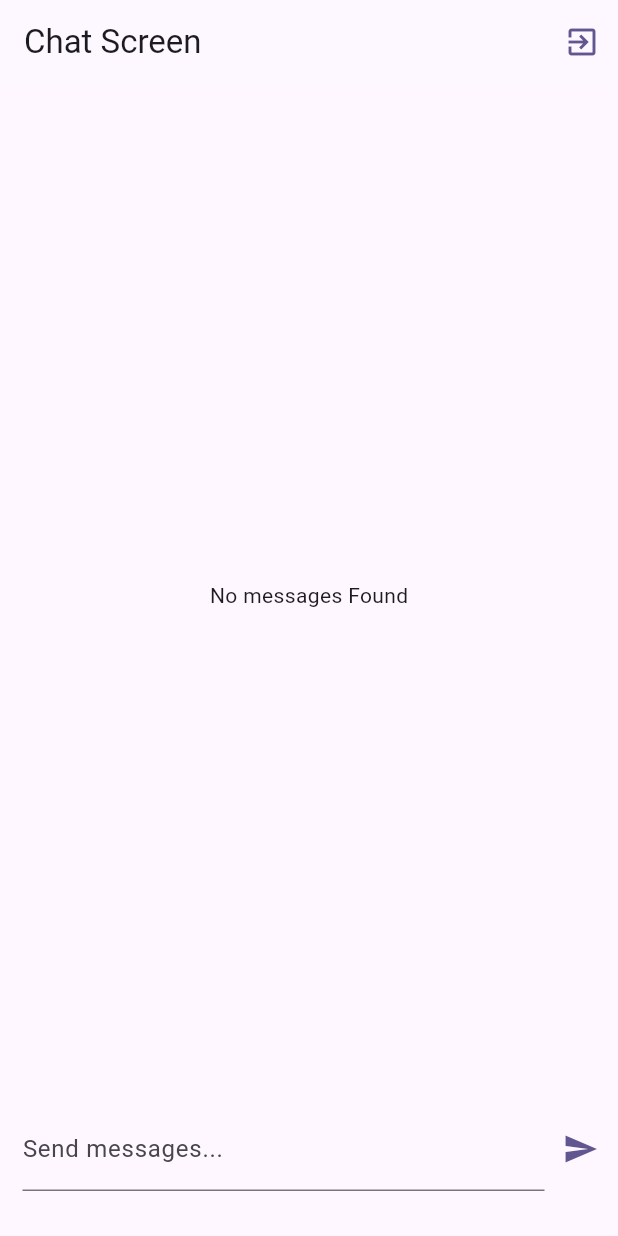
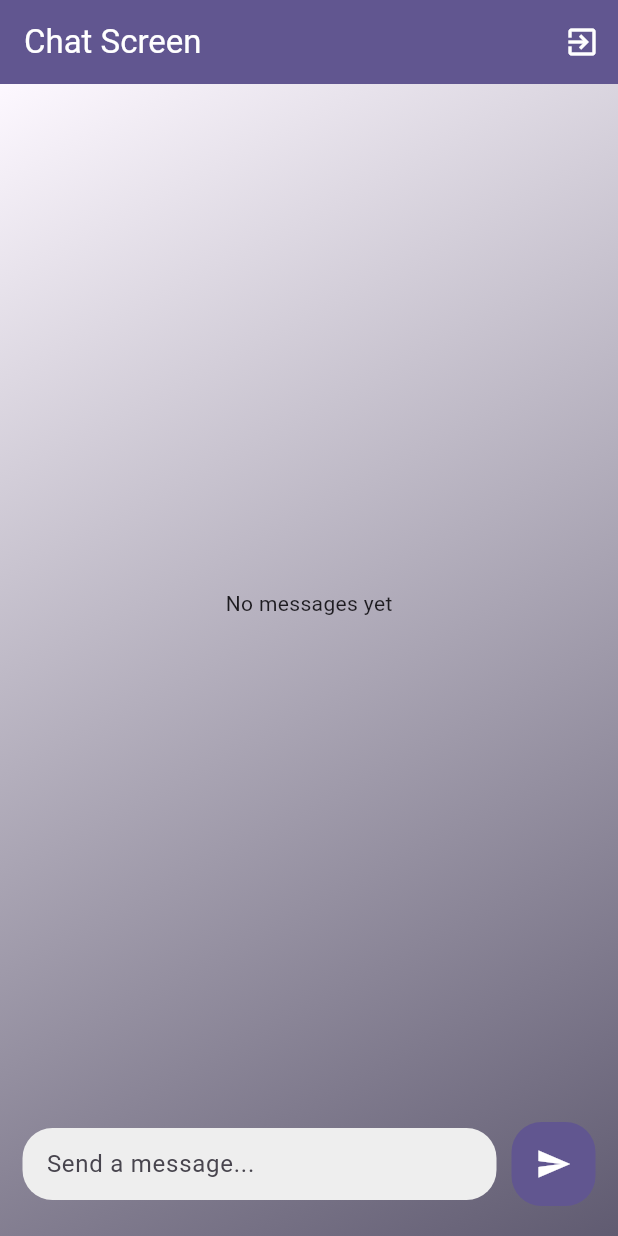
Before and after one commit to sanskarfcb/chat_app, a Flutter app: the screen it shows once a user with an empty profile is signed in, after a tap on the "send" icon, on a phone screen of 412 x 824 dp. Run offline on Flutter 3.47's test engine with Material 3 defaults, Android fonts, the phone set to English and light mode, and no system bars; our stand-ins replace cloud_firestore, firebase_auth, firebase_core, firebase_messaging, firebase_storage, image_picker; accounts and stored records are empty.

Commit message:
edited and updated some ui features

```diff
--- a/lib/Screen/auth.dart
+++ b/lib/Screen/auth.dart
@@ -26,7 +26,7 @@ class _AuthScreenState extends State<AuthScreen> {
   void _sumit() async {
     final isValid = _form.currentState!.validate();
 
-    if (!isValid || !_isLogin && _selecedImage == null) {
+    if (!isValid || (!_isLogin && _selecedImage == null)) {
       return;
     }
     _form.currentState!.save();
@@ -73,8 +73,19 @@ class _AuthScreenState extends State<AuthScreen> {
   @override
   Widget build(BuildContext context) {
     return Scaffold(
-      backgroundColor: Theme.of(context).colorScheme.primary,
-      body: Center(
+      // Gradient background
+      body: Container(
+        decoration: BoxDecoration(
+          gradient: LinearGradient(
+            colors: [
+              Colors.deepPurpleAccent, // Start color
+              Colors.purpleAccent, // End color
+            ],
+            begin: Alignment.topLeft,
+            end: Alignment.bottomRight,
+          ),
+        ),
+        child: Center(
           child: SingleChildScrollView(
             child: Column(
               mainAxisAlignment: MainAxisAlignment.center,
@@ -91,6 +102,10 @@ class _AuthScreenState extends State<AuthScreen> {
                 ),
                 Card(
                   margin: const EdgeInsets.all(20),
+                  shape: RoundedRectangleBorder(
+                    borderRadius: BorderRadius.circular(15),
+                  ),
+                  elevation: 8,
                   child: SingleChildScrollView(
                     child: Padding(
                       padding: const EdgeInsets.all(16.0),
@@ -126,14 +141,14 @@ class _AuthScreenState extends State<AuthScreen> {
                             ),
                             if (!_isLogin)
                               TextFormField(
-                              decoration:
-                                  const InputDecoration(labelText: 'Username'),
+                                decoration: const InputDecoration(
+                                    labelText: 'Username'),
                                 enableSuggestions: false,
                                 validator: (value) {
                                   if (value == null ||
                                       value.isEmpty ||
                                       value.trim().length < 4) {
-                                  return 'Please enter atleast 4 characters';
+                                    return 'Please enter at least 4 characters';
                                   }
                                   return null;
                                 },
@@ -165,9 +180,15 @@ class _AuthScreenState extends State<AuthScreen> {
                               ElevatedButton(
                                 onPressed: _sumit,
                                 style: ElevatedButton.styleFrom(
-                                backgroundColor: Theme.of(context)
-                                    .colorScheme
-                                    .primaryContainer,
+                                  backgroundColor: Colors.deepPurpleAccent,
+                                  foregroundColor: Colors.white, // Text color
+                                  shape: RoundedRectangleBorder(
+                                    borderRadius: BorderRadius.circular(10),
+                                  ),
+                                  padding: const EdgeInsets.symmetric(
+                                    vertical: 12,
+                                    horizontal: 24,
+                                  ),
                                 ),
                                 child: Text(_isLogin ? 'Login' : 'Sign up'),
                               ),
@@ -178,9 +199,13 @@ class _AuthScreenState extends State<AuthScreen> {
                                     _isLogin = !_isLogin;
                                   });
                                 },
-                              child: Text(_isLogin
+                                child: Text(
+                                  _isLogin
                                       ? 'Create an account'
-                                  : 'I already have an account'),
+                                      : 'I already have an account',
+                                  style:
+                                      TextStyle(color: Colors.deepPurpleAccent),
+                                ),
                               ),
                           ],
                         ),
@@ -192,6 +217,7 @@ class _AuthScreenState extends State<AuthScreen> {
             ),
           ),
         ),
+      ),
     );
   }
 }
--- a/lib/Screen/chat.dart
+++ b/lib/Screen/chat.dart
@@ -2,31 +2,68 @@ import 'package:chat_app/widget/chat_messages.dart';
 import 'package:chat_app/widget/new_messages.dart';
 import 'package:firebase_auth/firebase_auth.dart';
 import 'package:firebase_core/firebase_core.dart';
+import 'package:firebase_messaging/firebase_messaging.dart';
 import 'package:flutter/material.dart';
 
-class ChatScreen extends StatelessWidget {
+class ChatScreen extends StatefulWidget {
   const ChatScreen({super.key});
+
+  @override
+  State<ChatScreen> createState() => _ChatScreenState();
+}
+
+class _ChatScreenState extends State<ChatScreen> {
+  void setupPushnotification() async {
+    final fcm = FirebaseMessaging.instance;
+
+    await fcm.requestPermission();
+    fcm.subscribeToTopic('chat');
+  }
+
+  @override
+  void initState() {
+    super.initState();
+    setupPushnotification();
+  }
 
   @override
   Widget build(BuildContext context) {
     return Scaffold(
       appBar: AppBar(
-          title: const Text('Chat Screen'),
+        title: const Text(
+          'Chat Screen',
+          style: TextStyle(color: Colors.white),
+        ),
+        backgroundColor: Theme.of(context).colorScheme.primary,
+        elevation: 0,
         actions: [
           IconButton(
             onPressed: () {
               FirebaseAuth.instance.signOut();
             },
             icon: Icon(Icons.exit_to_app),
-              color: Theme.of(context).colorScheme.primary,
-            )
+            color: Colors.white, // Ensure the icon color is visible
+          ),
         ],
       ),
-        body: Column(
+      body: Container(
+        decoration: BoxDecoration(
+          gradient: LinearGradient(
+            colors: [
+              Theme.of(context).colorScheme.background,
+              Theme.of(context).colorScheme.secondary,
+            ],
+            begin: Alignment.topLeft,
+            end: Alignment.bottomRight,
+          ),
+        ),
+        child: Column(
           children: [
             Expanded(child: ChatMessages()),
             NewMessages(),
           ],
-        ));
+        ),
+      ),
+    );
   }
 }
--- a/lib/widget/chat_messages.dart
+++ b/lib/widget/chat_messages.dart
@@ -1,3 +1,6 @@
+import 'package:chat_app/widget/message_bubble.dart';
+import 'package:cloud_firestore/cloud_firestore.dart';
+import 'package:firebase_auth/firebase_auth.dart';
 import 'package:flutter/material.dart';
 
 class ChatMessages extends StatelessWidget {
@@ -5,8 +8,57 @@ class ChatMessages extends StatelessWidget {
 
   @override
   Widget build(BuildContext context) {
-    return const Center(
-      child: Text('No messages Found'),
+    final authenticatedUser = FirebaseAuth.instance.currentUser!;
+
+    return StreamBuilder(
+      stream: FirebaseFirestore.instance
+          .collection('chat')
+          .orderBy('createdAt', descending: true)
+          .snapshots(),
+      builder: (ctx, chatSnapshots) {
+        if (chatSnapshots.connectionState == ConnectionState.waiting) {
+          return const Center(child: CircularProgressIndicator());
+        }
+        if (chatSnapshots.hasError) {
+          return const Center(child: Text('Something went wrong'));
+        }
+        if (!chatSnapshots.hasData || chatSnapshots.data!.docs.isEmpty) {
+          return const Center(child: Text('No messages yet'));
+        }
+
+        final loadedMessages = chatSnapshots.data!.docs;
+
+        return ListView.builder(
+          padding: const EdgeInsets.only(bottom: 30, left: 13, right: 13),
+          reverse: true,
+          itemCount: loadedMessages.length,
+          itemBuilder: (ctx, index) {
+            final chatMessage = loadedMessages[index].data();
+            final currentUserId = chatMessage['userId'];
+            final isMe = authenticatedUser.uid == currentUserId;
+
+            final nextChatMessage = index + 1 < loadedMessages.length
+                ? loadedMessages[index + 1].data()
+                : null;
+            final nextUserId = nextChatMessage?['userId'];
+            final nextUserIsSame = currentUserId == nextUserId;
+
+            if (nextUserIsSame) {
+              return MessageBubble.next(
+                message: chatMessage['text'],
+                isMe: isMe,
+              );
+            } else {
+              return MessageBubble.first(
+                userImage: chatMessage['userImage'],
+                username: chatMessage['username'],
+                message: chatMessage['text'],
+                isMe: isMe,
+              );
+            }
+          },
+        );
+      },
     );
   }
 }
--- a/lib/widget/new_messages.dart
+++ b/lib/widget/new_messages.dart
@@ -11,16 +11,17 @@ class NewMessages extends StatefulWidget {
 
 class _NewMessagesState extends State<NewMessages> {
   final _messageController = TextEditingController();
+
   @override
   void dispose() {
     _messageController.dispose();
     super.dispose();
   }
 
-  void _SumitMessage() async {
-    final EnteredMessage = _messageController.text;
+  void _submitMessage() async {
+    final enteredMessage = _messageController.text;
 
-    if (EnteredMessage.trim().isEmpty) {
+    if (enteredMessage.trim().isEmpty) {
       return;
     }
     FocusScope.of(context).unfocus();
@@ -33,7 +34,7 @@ class _NewMessagesState extends State<NewMessages> {
         .get();
 
     FirebaseFirestore.instance.collection('chat').add({
-      'text': EnteredMessage,
+      'text': enteredMessage,
       'createdAt': Timestamp.now(),
       'userId': user.uid,
       'username': userData.data()!['username'],
@@ -41,28 +42,49 @@ class _NewMessagesState extends State<NewMessages> {
     });
   }
 
+  @override
   Widget build(BuildContext context) {
     return Padding(
-      padding: const EdgeInsets.only(
-        left: 15,
-        right: 1,
-        bottom: 30,
-      ),
+      padding: const EdgeInsets.only(left: 15, right: 15, bottom: 20),
       child: Row(
         children: [
           Expanded(
+            child: Container(
+              decoration: BoxDecoration(
+                color: Colors.grey.shade200,
+                borderRadius: BorderRadius.circular(20),
+              ),
               child: TextField(
-                  controller: _messageController,
-                  textCapitalization: TextCapitalization.sentences,
-                  autocorrect: true,
-                  enableSuggestions: true,
-                  decoration:
-                      const InputDecoration(label: Text('Send messages...')))),
-          IconButton(
-            color: Theme.of(context).colorScheme.primary,
-            icon: Icon(Icons.send),
-            onPressed: _SumitMessage,
-          )
+                controller: _messageController,
+                textCapitalization: TextCapitalization.sentences,
+                autocorrect: true,
+                enableSuggestions: true,
+                decoration: InputDecoration(
+                  contentPadding: const EdgeInsets.symmetric(
+                    vertical: 12,
+                    horizontal: 16,
+                  ),
+                  hintText: 'Send a message...',
+                  border: InputBorder.none,
+                ),
+                maxLines: 1, // Allows up to 5 lines of text
+                keyboardType: TextInputType.multiline,
+              ),
+            ),
+          ),
+          const SizedBox(width: 10),
+          Container(
+            decoration: BoxDecoration(
+              color: Theme.of(context).colorScheme.primary,
+              borderRadius: BorderRadius.circular(20),
+            ),
+            child: IconButton(
+              icon: const Icon(Icons.send),
+              color: Colors.white,
+              onPressed: _submitMessage,
+              padding: EdgeInsets.all(16),
+            ),
+          ),
         ],
       ),
     );
--- a/lib/widget/user_image_picker.dart
+++ b/lib/widget/user_image_picker.dart
@@ -14,6 +14,7 @@ class UserImagePicker extends StatefulWidget {
 
 class _UserImagePickerState extends State<UserImagePicker> {
   File? _pickedImageFile;
+
   void _pickImage() async {
     final pickedImages = await ImagePicker().pickImage(
         source: ImageSource.gallery, imageQuality: 50, maxWidth: 150);
@@ -28,21 +29,42 @@ class _UserImagePickerState extends State<UserImagePicker> {
 
   @override
   Widget build(BuildContext context) {
-    return Column(children: [
+    return Column(
+      children: [
+        // Enhanced CircleAvatar with a border
         CircleAvatar(
-        radius: 40,
-        backgroundColor: Colors.grey,
+          radius: 50,
+          backgroundColor: Colors.grey.shade300,
           foregroundImage:
               _pickedImageFile != null ? FileImage(_pickedImageFile!) : null,
+          child: _pickedImageFile == null
+              ? Icon(
+                  Icons.person,
+                  size: 50,
+                  color: Colors.grey.shade600,
+                )
+              : null,
         ),
+        SizedBox(height: 10),
+        // Updated TextButton with icon and improved styling
         TextButton.icon(
           onPressed: _pickImage,
-        icon: Icon(Icons.image),
+          icon: Icon(Icons.image, color: Colors.deepPurpleAccent),
           label: Text(
             'Add Image',
-          style: TextStyle(color: Theme.of(context).colorScheme.primary),
+            style: TextStyle(
+                color: Colors.deepPurpleAccent, fontWeight: FontWeight.bold),
           ),
-      )
-    ]);
+          style: TextButton.styleFrom(
+            backgroundColor: Colors.white,
+            shape: RoundedRectangleBorder(
+              borderRadius: BorderRadius.circular(10),
+              side: BorderSide(color: Colors.deepPurpleAccent, width: 1),
+            ),
+            padding: EdgeInsets.symmetric(vertical: 12, horizontal: 20),
+          ),
+        ),
+      ],
+    );
   }
 }
--- a/pubspec.yaml
+++ b/pubspec.yaml
@@ -40,6 +40,7 @@ dependencies:
   firebase_storage: ^12.1.3
   image_picker: ^1.1.2
   cloud_firestore: ^5.2.1
+  firebase_messaging: ^15.0.4
 
 dev_dependencies:
   flutter_test:
```
Also changed, not shown: lib/widget/message_bubble.dart (added, +130 -0 lines), pubspec.lock, 8 other files. Lines whose indentation alone changed are shown as unchanged.
